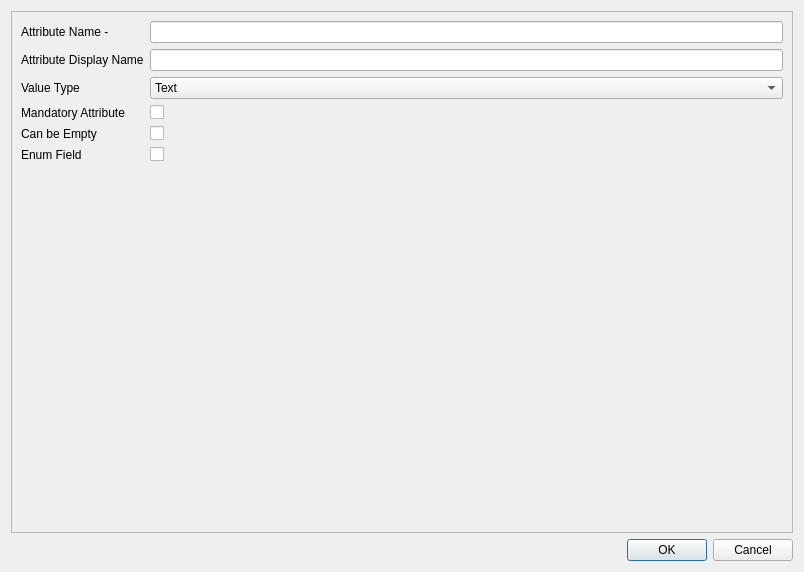
praveen-14/XMLGenerator, file XMLGenerator/AddAttributeWindow.ui: the form before one commit.
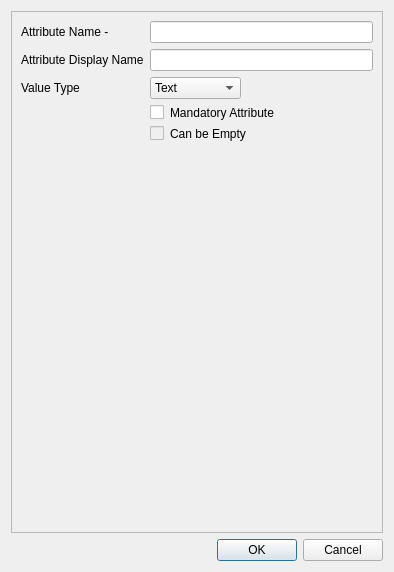
The form after the commit.

```diff
--- a/XMLGenerator/AddAttributeWindow.ui
+++ b/XMLGenerator/AddAttributeWindow.ui
@@ -2,16 +2,19 @@
 <ui version="4.0">
  <class>AddAttributeWindow</class>
  <widget class="QDialog" name="AddAttributeWindow">
+  <property name="enabled">
+   <bool>true</bool>
+  </property>
   <property name="geometry">
    <rect>
     <x>0</x>
     <y>0</y>
-    <width>804</width>
+    <width>394</width>
     <height>572</height>
    </rect>
   </property>
   <property name="sizePolicy">
-   <sizepolicy hsizetype="Expanding" vsizetype="Expanding">
+   <sizepolicy hsizetype="Fixed" vsizetype="Fixed">
     <horstretch>0</horstretch>
     <verstretch>0</verstretch>
    </sizepolicy>
@@ -20,7 +23,7 @@
    <string>Add Attribute</string>
   </property>
   <layout class="QGridLayout" name="gridLayout">
-   <item row="1" column="0">
+   <item row="2" column="0">
     <widget class="QDialogButtonBox" name="buttonBox">
      <property name="orientation">
       <enum>Qt::Horizontal</enum>
@@ -40,12 +43,12 @@
        <rect>
         <x>0</x>
         <y>0</y>
-        <width>784</width>
+        <width>374</width>
         <height>525</height>
        </rect>
       </property>
-      <layout class="QGridLayout" name="gridLayout_2" rowstretch="1">
-       <item row="0" column="0" colspan="2">
+      <layout class="QGridLayout" name="gridLayout_2" rowstretch="0">
+       <item row="0" column="0">
         <layout class="QFormLayout" name="formLayout_basic">
          <item row="0" column="0">
           <widget class="QLabel" name="attributeNameLabel">
@@ -76,6 +79,12 @@
          </item>
          <item row="2" column="1">
           <widget class="QComboBox" name="valueTypeComboBox">
+           <property name="sizePolicy">
+            <sizepolicy hsizetype="Fixed" vsizetype="Fixed">
+             <horstretch>0</horstretch>
+             <verstretch>0</verstretch>
+            </sizepolicy>
+           </property>
            <property name="currentText">
             <string>Text</string>
            </property>
@@ -104,35 +113,51 @@
            </item>
           </widget>
          </item>
-         <item row="3" column="0">
-          <widget class="QLabel" name="mandatoryAttributeLabel">
-           <property name="text">
-            <string>Mandatory Attribute</string>
-           </property>
-          </widget>
-         </item>
          <item row="3" column="1">
-          <widget class="QCheckBox" name="mandatoryAttributeCheckBox"/>
-         </item>
-         <item row="4" column="0">
+          <widget class="QWidget" name="widget" native="true">
+           <layout class="QFormLayout" name="formLayout">
+            <property name="leftMargin">
+             <number>0</number>
+            </property>
+            <property name="topMargin">
+             <number>0</number>
+            </property>
+            <property name="rightMargin">
+             <number>0</number>
+            </property>
+            <property name="bottomMargin">
+             <number>0</number>
+            </property>
+            <item row="1" column="1">
           <widget class="QLabel" name="canBeEmptyLabel">
            <property name="text">
             <string>Can be Empty</string>
            </property>
           </widget>
          </item>
-         <item row="4" column="1">
-          <widget class="QCheckBox" name="canBeEmptyCheckBox"/>
-         </item>
-         <item row="5" column="0">
-          <widget class="QLabel" name="enumFieldLabel">
+            <item row="1" column="0">
+             <widget class="QCheckBox" name="canBeEmptyCheckBox">
+              <property name="enabled">
+               <bool>false</bool>
+              </property>
+             </widget>
+            </item>
+            <item row="0" column="1">
+             <widget class="QLabel" name="mandatoryAttributeLabel">
            <property name="text">
-            <string>Enum Field</string>
+               <string>Mandatory Attribute</string>
            </property>
           </widget>
          </item>
-         <item row="5" column="1">
-          <widget class="QCheckBox" name="enumFieldCheckBox"/>
+            <item row="0" column="0">
+             <widget class="QCheckBox" name="mandatoryAttributeCheckBox">
+              <property name="enabled">
+               <bool>true</bool>
+              </property>
+             </widget>
+            </item>
+           </layout>
+          </widget>
          </item>
         </layout>
        </item>
```
Left out of the diff: 2 changed lines with no effect on the pictures. Lines whose indentation alone changed are shown as unchanged.
